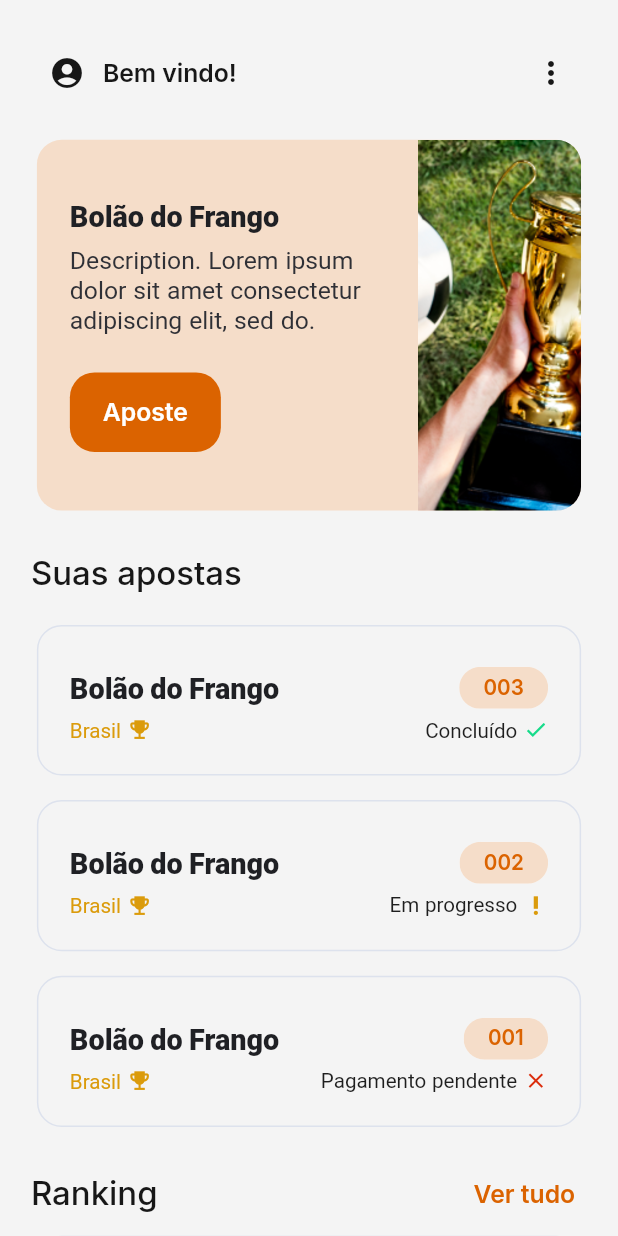
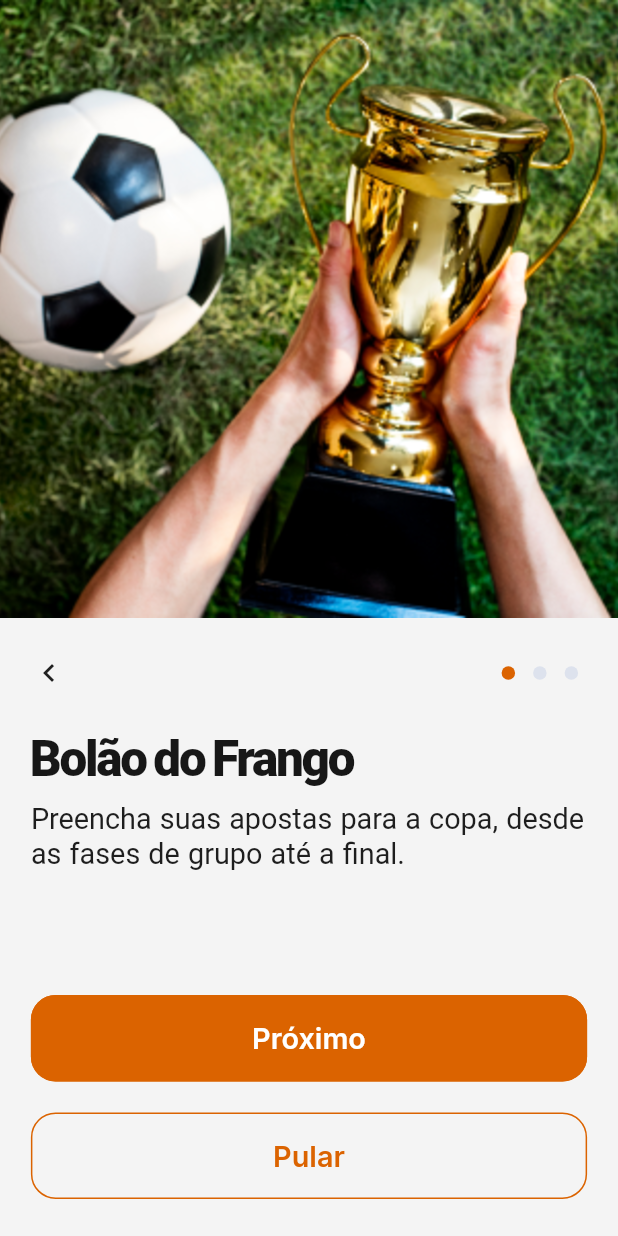
Before and after one commit to Bolao-do-Frango/bolao-do-frango-app, a Flutter app: the HomePage screen opened by its route, after a tap on "Aposte", on a phone screen of 412 x 824 dp. Run offline on Flutter 3.47's test engine with Material 2 defaults, Android fonts, the phone set to English and light mode, and no system bars; drawn by our look-alikes of dots_indicator; our stand-ins replace flutter_mobx, flutter_modular, google_fonts, mobx, sizer; generated files the repository leaves out were written again.

Commit message:
sparkles: Adding IntroPage

```diff
--- a/lib/app/features/home/pages/components/banner.component.dart
+++ b/lib/app/features/home/pages/components/banner.component.dart
@@ -1,4 +1,5 @@
 import 'package:flutter/material.dart';
+import 'package:flutter_modular/flutter_modular.dart';
 import 'package:sizer/sizer.dart';
 
 import '../../../../core/design/tokens/token_colors.dart';
@@ -52,7 +53,10 @@ class BannerComponent extends StatelessWidget {
                   ),
                   SizedBox(height: 3.h),
                   ElevatedButton(
-                    onPressed: isPlayoff ? () {} : () {},
+                    onPressed: () => Modular.to.pushNamed(
+                      '/pool/intro/',
+                      arguments: isPlayoff,
+                    ),
                     style: ButtonStyle(
                       padding: MaterialStateProperty.all<EdgeInsets>(
                           EdgeInsets.symmetric(
@@ -89,6 +93,8 @@ class BannerComponent extends StatelessWidget {
                 topRight: Radius.circular(12.sp),
                 bottomRight: Radius.circular(12.sp),
               ),
+              child: Hero(
+                tag: 'image-intro',
                 child: Image.asset(
                   isPlayoff
                       ? 'assets/images/silhouette-of-a-man-playing-soccer-in-golden-hour-sunset.png'
@@ -99,6 +105,7 @@ class BannerComponent extends StatelessWidget {
                 ),
               ),
             ),
+          ),
         ],
       ),
     );
--- /dev/null
+++ b/lib/app/features/pool/pages/intro/components/intro.component.dart
@@ -0,0 +1,111 @@
+import 'package:dots_indicator/dots_indicator.dart';
+import 'package:flutter/material.dart';
+import 'package:sizer/sizer.dart';
+
+import '../../../../../core/design/tokens/token_colors.dart';
+import '../../../../../core/design/tokens/token_text_style.dart';
+import '../../../../../core/design/widgets/button.dart';
+
+class IntroComponent extends StatelessWidget {
+  const IntroComponent({
+    super.key,
+    required this.image,
+    required this.onPressBack,
+    required this.page,
+    required this.title,
+    required this.subtitle,
+    required this.onPressButton,
+  });
+
+  final String image;
+  final VoidCallback onPressBack;
+  final double page;
+  final String title;
+  final String subtitle;
+  final VoidCallback onPressButton;
+
+  @override
+  Widget build(BuildContext context) {
+    return Column(
+      mainAxisAlignment: MainAxisAlignment.spaceBetween,
+      children: <Widget>[
+        Expanded(
+          flex: 5,
+          child: Hero(
+            tag: 'image-intro',
+            child: Image.asset(
+              image,
+              width: 100.w,
+              height: 50.h,
+              fit: BoxFit.cover,
+              filterQuality: FilterQuality.high,
+            ),
+          ),
+        ),
+        Expanded(
+          flex: 5,
+          child: Padding(
+            padding: EdgeInsets.symmetric(
+              horizontal: 5.w,
+              vertical: 3.h,
+            ),
+            child: Column(
+              mainAxisAlignment: MainAxisAlignment.spaceBetween,
+              children: <Widget>[
+                Column(
+                  crossAxisAlignment: CrossAxisAlignment.start,
+                  children: <Widget>[
+                    Row(
+                      mainAxisAlignment: MainAxisAlignment.spaceBetween,
+                      children: <Widget>[
+                        GestureDetector(
+                          onTap: onPressBack,
+                          child: const Icon(Icons.chevron_left),
+                        ),
+                        DotsIndicator(
+                          dotsCount: 3,
+                          position: page,
+                          decorator: const DotsDecorator(
+                            color: TokenColors.kLightGrey,
+                            activeColor: TokenColors.kOrange,
+                          ),
+                        ),
+                      ],
+                    ),
+                    SizedBox(height: 3.h),
+                    RichText(
+                      text: TextSpan(
+                        text: title,
+                        style: TokenTextStyle.heading1,
+                      ),
+                    ),
+                    SizedBox(height: 1.h),
+                    RichText(
+                      text: TextSpan(
+                        text: subtitle,
+                        style: TokenTextStyle.subtitleM,
+                      ),
+                    ),
+                  ],
+                ),
+                Column(
+                  children: <Widget>[
+                    CustomButton.orange(
+                      text: page == 2 ? 'Aposte' : 'Próximo',
+                      onPressed: onPressButton,
+                    ),
+                    SizedBox(height: 2.5.h),
+                    CustomButton.white(
+                      text: 'Pular',
+                      onPressed: () {},
+                    ),
+                  ],
+                ),
+              ],
+            ),
+          ),
+        ),
+      ],
+    );
+  }
+}
--- /dev/null
+++ b/lib/app/features/pool/pages/intro/intro.page.dart
@@ -0,0 +1,51 @@
+import 'components/intro.component.dart';
+import 'package:flutter/material.dart';
+import 'package:flutter_mobx/flutter_mobx.dart';
+import 'package:flutter_modular/flutter_modular.dart';
+
+import '../../controllers/intro.controller.dart';
+
+class IntroPage extends StatelessWidget {
+  IntroPage({
+    super.key,
+    required this.isPlayoff,
+  });
+
+  final IntroController controller = Modular.get<IntroController>();
+  final bool isPlayoff;
+
+  @override
+  Widget build(BuildContext context) {
+    return Scaffold(
+      body: Observer(
+        builder: (_) {
+          controller.setIsPlayoff(isPlayoff);
+          return IntroComponent(
+            image: 'assets/images/${controller.image}.png',
+            onPressBack: controller.page == 0
+                ? () => Modular.to.pop()
+                : () {
+                    controller.backPage();
+                    _buildScreenElements();
+                  },
+            page: controller.page,
+            title: controller.title,
+            subtitle: controller.subtitle,
+            onPressButton: controller.page == 2
+                ? () {}
+                : () {
+                    controller.nextPage();
+                    _buildScreenElements();
+                  },
+          );
+        },
+      ),
+    );
+  }
+
+  void _buildScreenElements() {
+    controller.buildImage();
+    controller.buildTitle();
+    controller.buildSubtitle();
+  }
+}
--- a/pubspec.yaml
+++ b/pubspec.yaml
@@ -10,6 +10,7 @@ dependencies:
   flutter:
     sdk: flutter
   cupertino_icons: ^1.0.5
+  dots_indicator: ^2.1.0
   dio: ^4.0.6
   dartz: ^0.10.1
   flutter_mobx: ^2.0.6+1
```
Also changed, not shown: lib/app/features/pool/controllers/intro.controller.dart (added, +84 -0 lines), lib/app/features/pool/pool.module.dart (+12 -2 lines), lib/app/features/pool/controllers/intro.controller.g.dart (added), pubspec.lock. Lines whose indentation alone changed are shown as unchanged.
